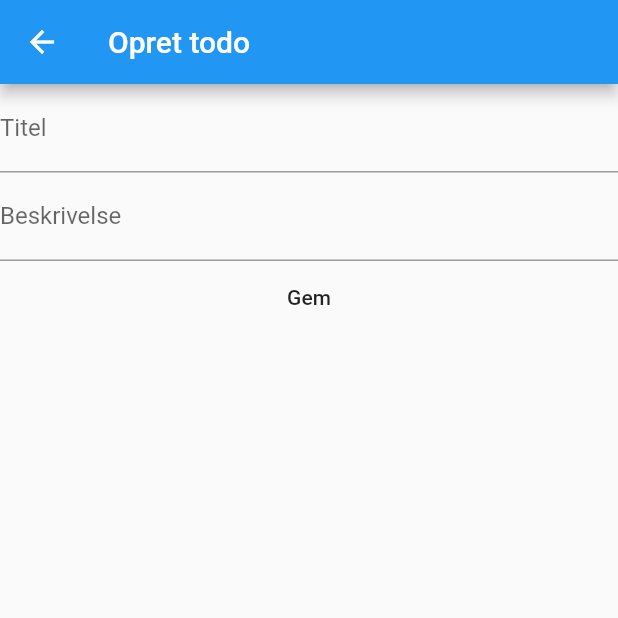
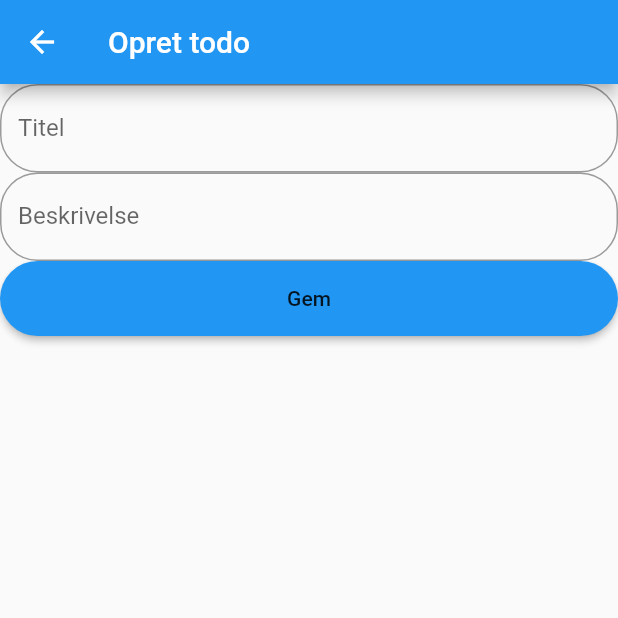
Before and after one commit to MercantecData/portfolio-crivitmms, a Flutter app: the screen it shows after launch, after a tap on the "add" icon, on a phone screen of 412 x 824 dp, the top half of it. Run offline on Flutter 3.47's test engine with Material 2 defaults, Android fonts, the phone set to English and light mode, and no system bars.

Commit message:
styling: afrundeskanter

```diff
--- a/app programmering/app/lib/oprettodo/oprettodo.dart
+++ b/app programmering/app/lib/oprettodo/oprettodo.dart
@@ -57,7 +57,10 @@ class _OpretTodo extends State{
             TextField(
               controller: titelControl,
               decoration: InputDecoration(
-                labelText: 'Titel'
+                labelText: 'Titel',
+                border: OutlineInputBorder(
+                  borderRadius: BorderRadius.circular(25)
+                )
               ),
             ),
             TextField(
@@ -65,12 +68,22 @@ class _OpretTodo extends State{
               maxLines: null,
               keyboardType: TextInputType.multiline,
               decoration: InputDecoration(
-                labelText: 'Beskrivelse'
+                labelText: 'Beskrivelse',
+                border: OutlineInputBorder(
+                  borderRadius: BorderRadius.circular(25)
+                )
               ),
             ),
-            FlatButton(
-              onPressed: opretTodo,
-              child: Text("Gem"),
+            ButtonTheme(
+              minWidth: double.infinity,
+              height: 50,
+              child: RaisedButton(
+                shape: RoundedRectangleBorder(
+                  borderRadius: BorderRadius.all(Radius.circular(25))
+                ),
+                child: Text("Gem"),
+                onPressed: opretTodo,
+              ),
             )
           ],
         ),
```
